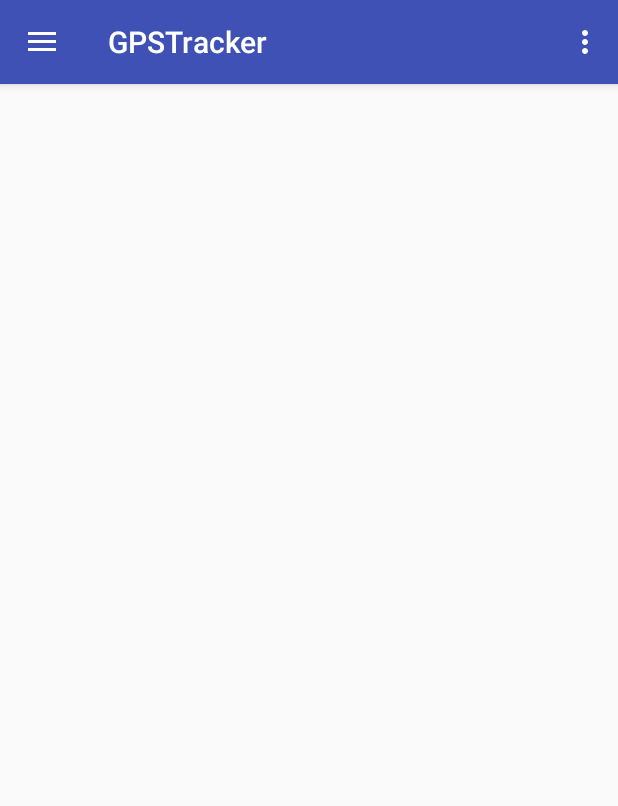
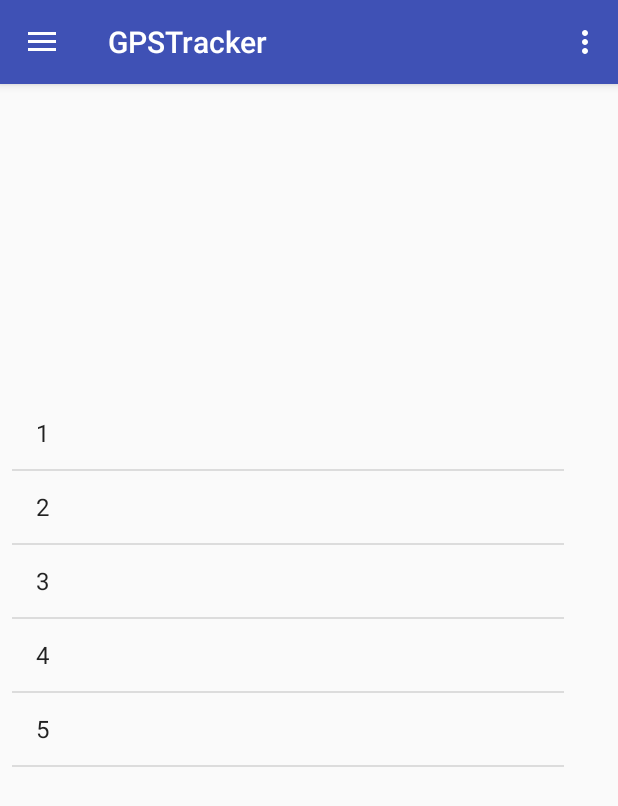
Before and after one commit to psolikov/GPSTracker, an Android app: the HistoryActivity screen opened directly, with no data from a screen before it, on a phone screen of 412 x 824 dp. Shown: the top 806 px of the screen. Run offline under Robolectric (Android 15) with nearby library versions, the phone set to English and light mode, and no system bars.

Commit message:
Started to make HistoryActivity

```diff
--- a/GPSTracker/app/src/main/java/ru/spbau/farutin_solikov/gpstracker/HistoryActivity.java
+++ b/GPSTracker/app/src/main/java/ru/spbau/farutin_solikov/gpstracker/HistoryActivity.java
@@ -1,6 +1,12 @@
 package ru.spbau.farutin_solikov.gpstracker;
 
 import android.os.Bundle;
+import android.view.View;
+import android.widget.AdapterView;
+import android.widget.ArrayAdapter;
+import android.widget.ListView;
+
+import java.util.ArrayList;
 
 public class HistoryActivity extends DrawerActivity {
 
@@ -8,6 +14,27 @@
 	protected void onCreate(Bundle savedInstanceState) {
 		super.onCreate(savedInstanceState);
 		setContentView(R.layout.content_history);
+
+		ListView historyList = findViewById(R.id.history_list);
+
+		// get names from the database
+		ArrayList<String> routesNames = new ArrayList<>();
+		routesNames.add("1");
+		routesNames.add("2");
+		routesNames.add("3");
+		routesNames.add("4");
+		routesNames.add("5");
+
+		ArrayAdapter adapter = new ArrayAdapter(this, android.R.layout.simple_list_item_1, routesNames);
+		historyList.setAdapter(adapter);
+
+		historyList.setOnItemClickListener(new AdapterView.OnItemClickListener() {
+			@Override
+			public void onItemClick(AdapterView<?> parent, View view, int position, long id) {
+				// get coordinates from the database for this route
+
+			}
+		});
 	}
 
 }
--- a/GPSTracker/app/src/main/res/layout/content_history.xml
+++ b/GPSTracker/app/src/main/res/layout/content_history.xml
@@ -1,9 +1,21 @@
 <?xml version="1.0" encoding="utf-8"?>
 <android.support.constraint.ConstraintLayout
 	xmlns:android="http://schemas.android.com/apk/res/android"
+	xmlns:app="http://schemas.android.com/apk/res-auto"
 	android:layout_width="match_parent"
 	android:layout_height="match_parent"
 	xmlns:tools="http://schemas.android.com/tools"
 	tools:context="ru.spbau.farutin_solikov.gpstracker.HistoryActivity">
 
+	<ListView
+		android:id="@+id/history_list"
+		android:layout_width="368dp"
+		android:layout_height="551dp"
+		android:layout_marginBottom="8dp"
+		android:layout_marginLeft="8dp"
+		app:layout_constraintBottom_toBottomOf="parent"
+		app:layout_constraintLeft_toLeftOf="parent"
+		android:layout_marginRight="8dp"
+		app:layout_constraintRight_toRightOf="parent"
+		app:layout_constraintHorizontal_bias="0.0"/>
 </android.support.constraint.ConstraintLayout>
```
